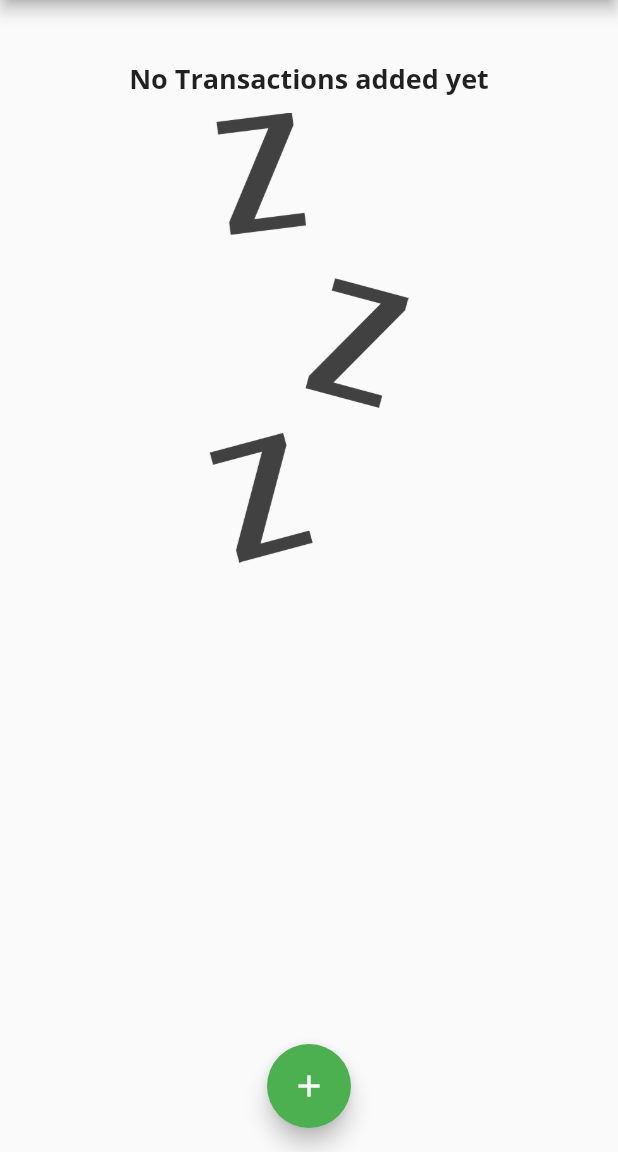
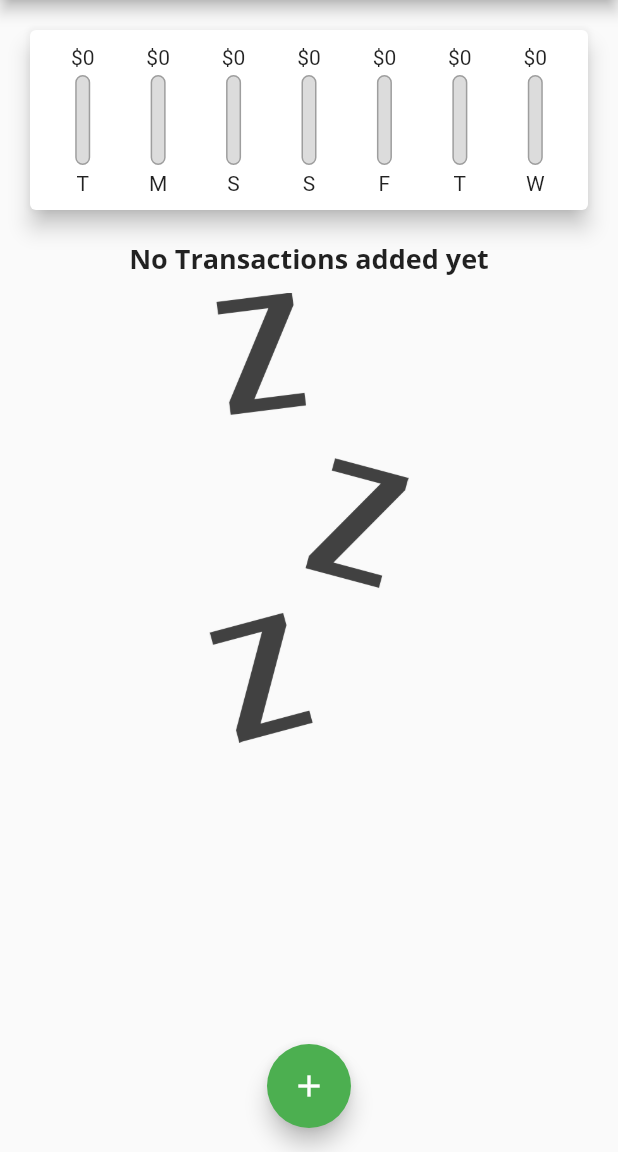
Before and after one commit to kis619/Flutter_expenses_app, a Flutter app: the screen it shows after launch, on a phone screen of 412 x 824 dp, the part 84-1236 px from its top. Run offline on Flutter 3.47's test engine with Material 2 defaults, Android fonts, the phone set to English and light mode, and no system bars.

Commit message:
chart styled

```diff
--- a/lib/widgets/chart.dart
+++ b/lib/widgets/chart.dart
@@ -1,6 +1,7 @@
 import 'package:flutter/material.dart';
 import 'package:intl/intl.dart';
 
+import '../widgets/chart_bar.dart';
 import '../models/transaction.dart';
 
 class Chart extends StatelessWidget {
@@ -19,8 +20,18 @@ class Chart extends StatelessWidget {
           totalSum += weekTransactions[i].amount;
         }
       }
-      return {'day': DateFormat.E().format(weekDay), 'amount': totalSum};
+      return {
+        'day': DateFormat.E().format(weekDay).substring(0, 1),
+        'amount': totalSum
+      };
     });
+  }
+
+  double get totalSpending {
+    return groupedTransactionValues.fold(
+        0.0,
+        (previousValue, element) =>
+            previousValue += (element['amount'] as double));
   }
 
   @override
@@ -28,8 +39,23 @@ class Chart extends StatelessWidget {
     return Card(
       elevation: 6,
       margin: const EdgeInsets.all(20),
-      child: Row(
-        children: [],
+      child: Padding(
+        padding: const EdgeInsets.all(10),
+        child: Row(
+          mainAxisAlignment: MainAxisAlignment.spaceAround,
+          children: groupedTransactionValues.map((data) {
+            return Flexible(
+              fit: FlexFit.tight,
+              child: ChartBar(
+                spendingAmount: data['amount'] as double,
+                spendingPctOfTOtal: totalSpending == 0.0
+                    ? 0.0
+                    : (data['amount'] as double) / totalSpending,
+                label: data['day'] as String,
+              ),
+            );
+          }).toList(),
+        ),
       ),
     );
   }
--- /dev/null
+++ b/lib/widgets/chart_bar.dart
@@ -0,0 +1,54 @@
+import 'package:flutter/material.dart';
+
+class ChartBar extends StatelessWidget {
+  final String label;
+  final double spendingAmount;
+  final double spendingPctOfTOtal;
+
+  const ChartBar(
+      {super.key,
+      required this.spendingAmount,
+      required this.spendingPctOfTOtal,
+      required this.label});
+
+  @override
+  Widget build(BuildContext context) {
+    return Column(
+      children: [
+        FittedBox(
+          child: Text('\$${spendingAmount.toStringAsFixed(0)}'),
+        ),
+        const SizedBox(
+          height: 4,
+        ),
+        Container(
+          height: 60,
+          width: 10,
+          child: Stack(
+            children: <Widget>[
+              Container(
+                  decoration: BoxDecoration(
+                border: Border.all(color: Colors.grey, width: 1.0),
+                color: const Color.fromRGBO(220, 220, 220, 1),
+                borderRadius: BorderRadius.circular(10),
+              )),
+              FractionallySizedBox(
+                heightFactor: spendingPctOfTOtal,
+                child: Container(
+                  decoration: BoxDecoration(
+                    color: Theme.of(context).primaryColor,
+                    borderRadius: BorderRadius.circular(10),
+                  ),
+                ),
+              )
+            ],
+          ),
+        ),
+        const SizedBox(
+          height: 4,
+        ),
+        Text(label),
+      ],
+    );
+  }
+}
```
